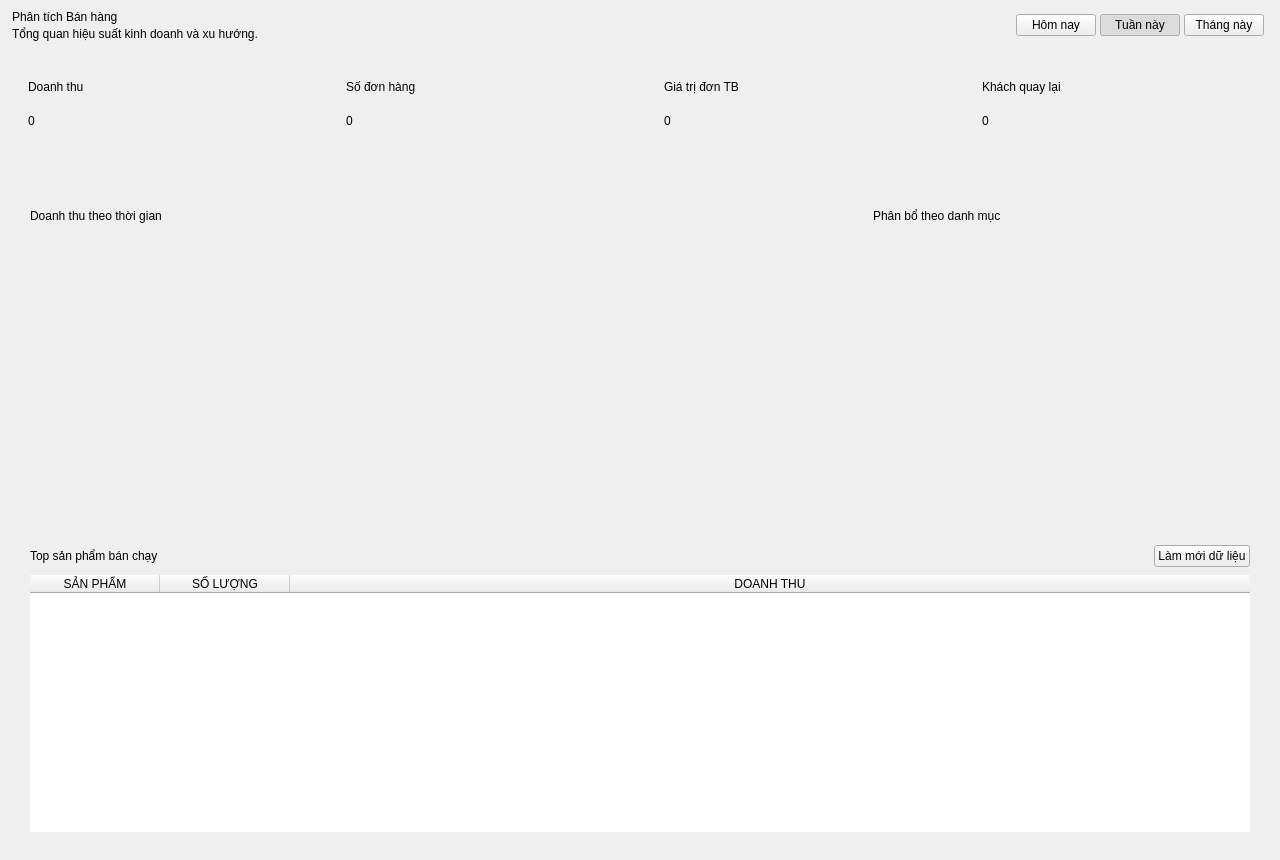
Above: src/gui/tabs/analytics.ui from letrankhang/Supermarket_Manager before the change. Below: the same form after it.
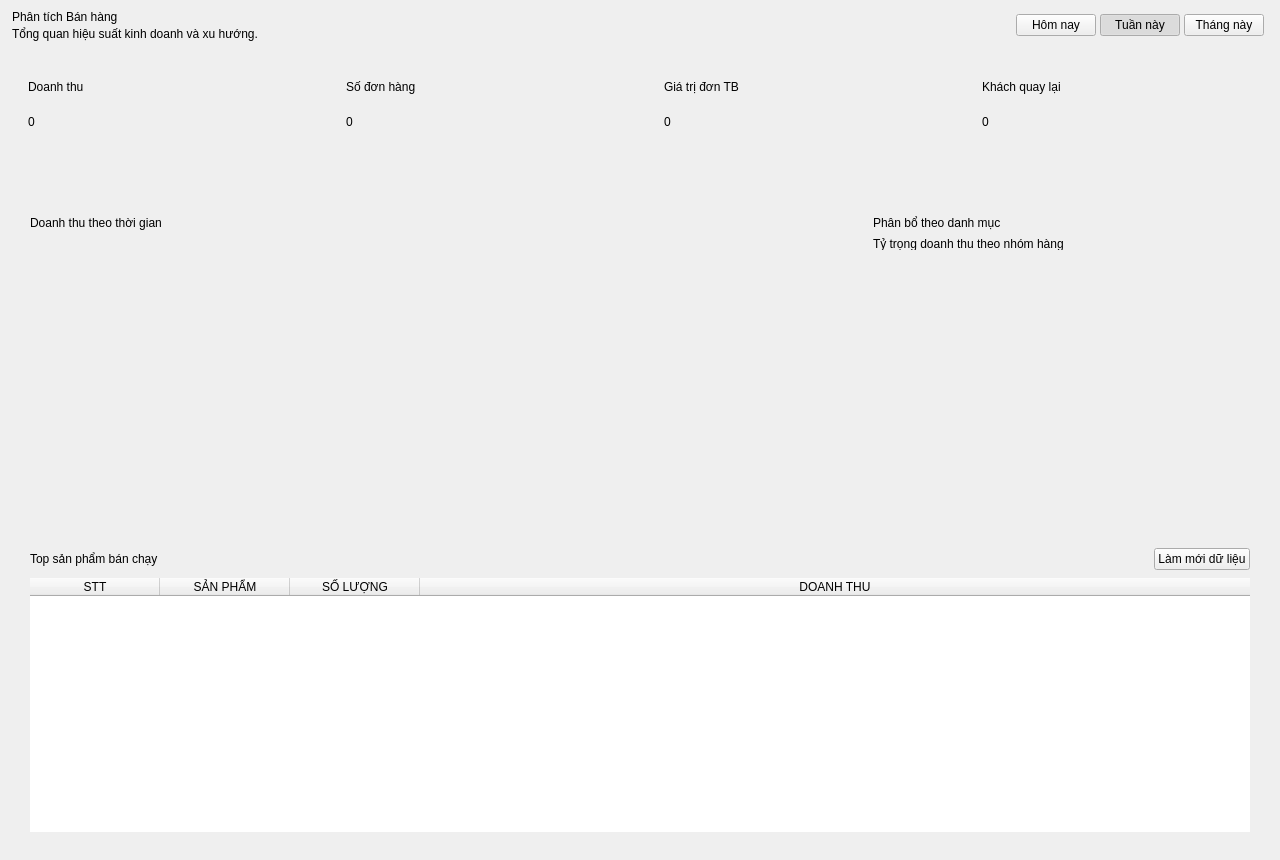
That is the form after the change. Icons and pictures are not drawn.

Commit message: feat: cải thiện giao diện và sửa lỗi xếp hạng, giảm giá theo hạng

Patch:
```diff
--- a/src/gui/tabs/analytics.ui
+++ b/src/gui/tabs/analytics.ui
@@ -958,6 +958,18 @@
         </item>
         <item>
          <widget class="QLabel" name="lblRevenueVal">
+          <property name="minimumSize">
+           <size>
+            <width>0</width>
+            <height>25</height>
+           </size>
+          </property>
+          <property name="maximumSize">
+           <size>
+            <width>16777215</width>
+            <height>25</height>
+           </size>
+          </property>
           <property name="text">
            <string>0</string>
           </property>
@@ -965,6 +977,9 @@
         </item>
         <item>
          <layout class="QHBoxLayout" name="cardRevenueTrendRow">
+          <property name="topMargin">
+           <number>10</number>
+          </property>
           <item>
            <widget class="QLabel" name="lblRevenueTrend">
             <property name="text">
@@ -1065,6 +1080,18 @@
         </item>
         <item>
          <widget class="QLabel" name="lblOrdersVal">
+          <property name="minimumSize">
+           <size>
+            <width>0</width>
+            <height>25</height>
+           </size>
+          </property>
+          <property name="maximumSize">
+           <size>
+            <width>16777215</width>
+            <height>25</height>
+           </size>
+          </property>
           <property name="text">
            <string>0</string>
           </property>
@@ -1072,6 +1099,9 @@
         </item>
         <item>
          <layout class="QHBoxLayout" name="cardOrdersTrendRow">
+          <property name="topMargin">
+           <number>10</number>
+          </property>
           <item>
            <widget class="QLabel" name="lblOrdersTrend">
             <property name="text">
@@ -1172,6 +1202,18 @@
         </item>
         <item>
          <widget class="QLabel" name="lblAovVal">
+          <property name="minimumSize">
+           <size>
+            <width>0</width>
+            <height>25</height>
+           </size>
+          </property>
+          <property name="maximumSize">
+           <size>
+            <width>16777215</width>
+            <height>25</height>
+           </size>
+          </property>
           <property name="text">
            <string>0</string>
           </property>
@@ -1179,6 +1221,9 @@
         </item>
         <item>
          <layout class="QHBoxLayout" name="cardAovTrendRow">
+          <property name="topMargin">
+           <number>10</number>
+          </property>
           <item>
            <widget class="QLabel" name="lblAovTrend">
             <property name="text">
@@ -1279,6 +1324,18 @@
         </item>
         <item>
          <widget class="QLabel" name="lblReturnVal">
+          <property name="minimumSize">
+           <size>
+            <width>0</width>
+            <height>25</height>
+           </size>
+          </property>
+          <property name="maximumSize">
+           <size>
+            <width>16777215</width>
+            <height>25</height>
+           </size>
+          </property>
           <property name="text">
            <string>0</string>
           </property>
@@ -1286,6 +1343,9 @@
         </item>
         <item>
          <layout class="QHBoxLayout" name="cardReturnTrendRow">
+          <property name="topMargin">
+           <number>10</number>
+          </property>
           <item>
            <widget class="QLabel" name="lblReturnTrend">
             <property name="text">
@@ -1406,30 +1466,100 @@
         </property>
         <item>
          <widget class="QLabel" name="lblCategoryTitle">
+          <property name="minimumSize">
+           <size>
+            <width>0</width>
+            <height>12</height>
+           </size>
+          </property>
+          <property name="maximumSize">
+           <size>
+            <width>16777215</width>
+            <height>25</height>
+           </size>
+          </property>
           <property name="text">
            <string>Phân bổ theo danh mục</string>
           </property>
          </widget>
         </item>
         <item>
-         <layout class="QVBoxLayout" name="containerCategoryList">
-          <property name="spacing">
-           <number>10</number>
+         <widget class="QLabel" name="lblCategorySub">
+          <property name="minimumSize">
+           <size>
+            <width>0</width>
+            <height>5</height>
+           </size>
           </property>
-         </layout>
+          <property name="maximumSize">
+           <size>
+            <width>16777215</width>
+            <height>12</height>
+           </size>
+          </property>
+          <property name="text">
+           <string>Tỷ trọng doanh thu theo nhóm hàng</string>
+          </property>
+         </widget>
         </item>
         <item>
-         <spacer name="categorySpacer">
-          <property name="orientation">
-           <enum>Qt::Orientation::Vertical</enum>
+         <widget class="QScrollArea" name="scrollCategory">
+          <property name="sizePolicy">
+           <sizepolicy hsizetype="Preferred" vsizetype="Expanding">
+            <horstretch>0</horstretch>
+            <verstretch>1</verstretch>
+           </sizepolicy>
           </property>
-          <property name="sizeHint" stdset="0">
-           <size>
-            <width>0</width>
-            <height>0</height>
-           </size>
+          <property name="frameShape">
+           <enum>QFrame::Shape::NoFrame</enum>
           </property>
-         </spacer>
+          <property name="horizontalScrollBarPolicy">
+           <enum>Qt::ScrollBarPolicy::ScrollBarAlwaysOff</enum>
+          </property>
+          <property name="widgetResizable">
+           <bool>true</bool>
+          </property>
+          <widget class="QWidget" name="scrollCategoryContent">
+           <property name="geometry">
+            <rect>
+             <x>0</x>
+             <y>0</y>
+             <width>280</width>
+             <height>200</height>
+            </rect>
+           </property>
+           <layout class="QVBoxLayout" name="containerCategoryList">
+            <property name="spacing">
+             <number>10</number>
+            </property>
+            <property name="leftMargin">
+             <number>0</number>
+            </property>
+            <property name="topMargin">
+             <number>0</number>
+            </property>
+            <property name="rightMargin">
+             <number>6</number>
+            </property>
+            <property name="bottomMargin">
+             <number>0</number>
+            </property>
+            <item>
+             <spacer name="categorySpacer">
+              <property name="orientation">
+               <enum>Qt::Orientation::Vertical</enum>
+              </property>
+              <property name="sizeHint" stdset="0">
+               <size>
+                <width>0</width>
+                <height>0</height>
+               </size>
+              </property>
+             </spacer>
+            </item>
+           </layout>
+          </widget>
+         </widget>
         </item>
        </layout>
       </widget>
@@ -1512,7 +1642,7 @@
          <bool>false</bool>
         </property>
         <attribute name="horizontalHeaderMinimumSectionSize">
-         <number>90</number>
+         <number>52</number>
         </attribute>
         <attribute name="horizontalHeaderDefaultSectionSize">
          <number>130</number>
@@ -1532,6 +1662,11 @@
         <attribute name="verticalHeaderDefaultSectionSize">
          <number>42</number>
         </attribute>
+        <column>
+         <property name="text">
+          <string>STT</string>
+         </property>
+        </column>
         <column>
          <property name="text">
           <string>SẢN PHẨM</string>
```
Left out of the diff: 46 changed lines with no effect on the pictures. The commit also changes 37 other files.
